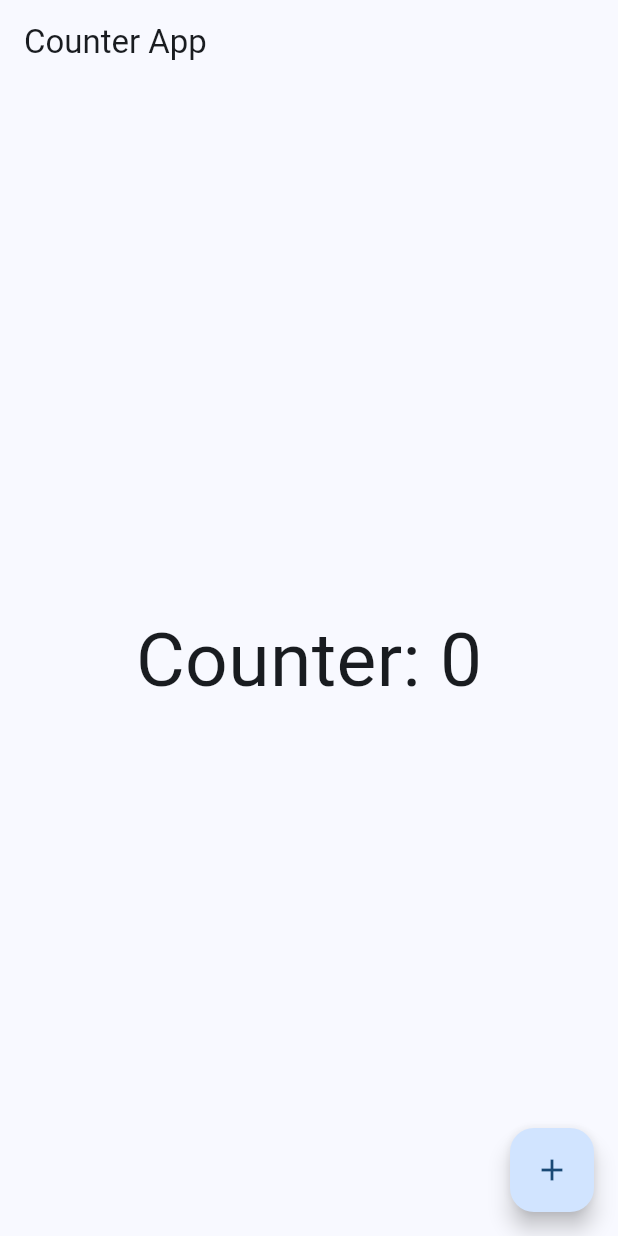
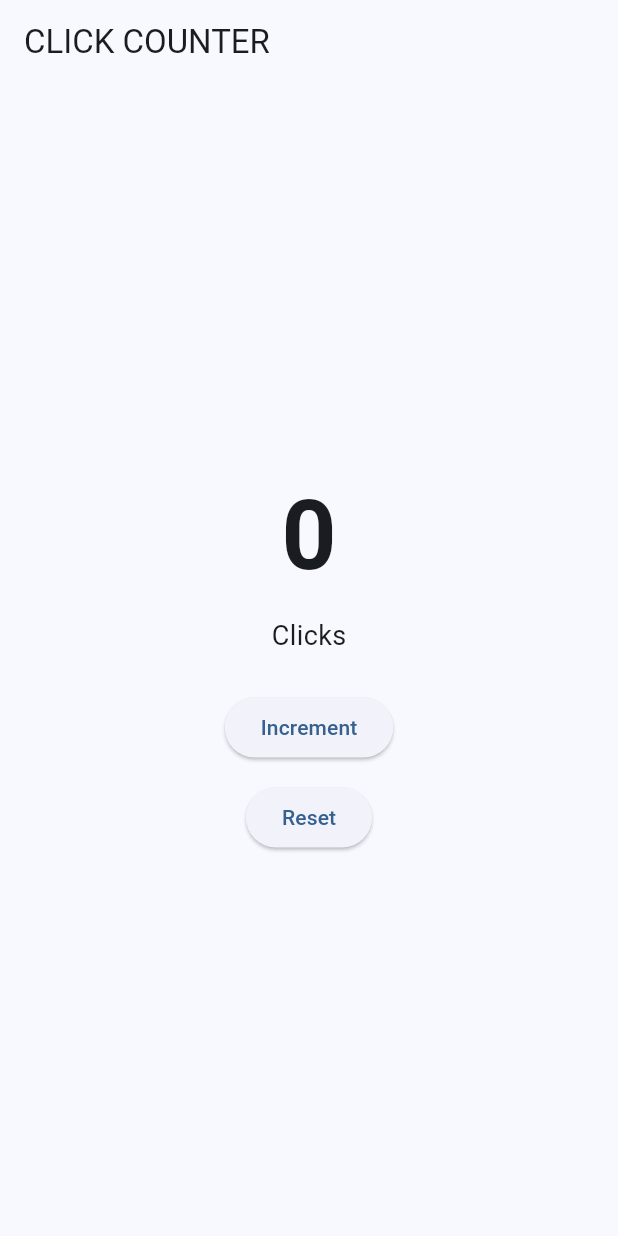
Before and after one commit to danielpravin/https---github.com-danielpravin-CounterApp, a Flutter app: the screen it shows after launch, on a phone screen of 412 x 824 dp. Run offline on Flutter 3.47's test engine with Material 3 defaults, Android fonts, the phone set to English and light mode, and no system bars.

Commit message:
Added a reset button and changed layout

```diff
--- a/lib/main.dart
+++ b/lib/main.dart
@@ -37,13 +37,26 @@ class _CounterScreenState extends State<CounterScreen> {
       counter++;
     });
   }
+  void _resetCounter() {
+    setState((){
+      counter=0;
+    });
+  }
 
   @override
   Widget build(BuildContext context) {
     return Scaffold(
-      appBar: AppBar(title: Text("Counter App", textAlign: TextAlign.center,),),
-      body: Center(child: Text("Counter: $counter", style: const TextStyle(fontSize: 50), ),),
-      floatingActionButton: FloatingActionButton( onPressed: _incrementCounter, child: const Icon(Icons.add),),
+      appBar: AppBar(title: Text("CLICK COUNTER", textAlign: TextAlign.center,),),
+      body: Center(child: Column( mainAxisAlignment: MainAxisAlignment.center,
+        children: [
+          Text("$counter", style: const TextStyle(fontSize: 64, fontWeight: FontWeight.bold, fontFamily: "")),
+          const SizedBox(height: 8),
+          const Text("Clicks", style:TextStyle(fontSize: 18)),
+          const SizedBox(height: 24),
+          ElevatedButton( onPressed: _incrementCounter, child: const Text("Increment")),
+          const SizedBox(height: 12),
+          ElevatedButton( onPressed: _resetCounter, child: const Text("Reset")),
+      ],),),
     );
   }
 }
```
